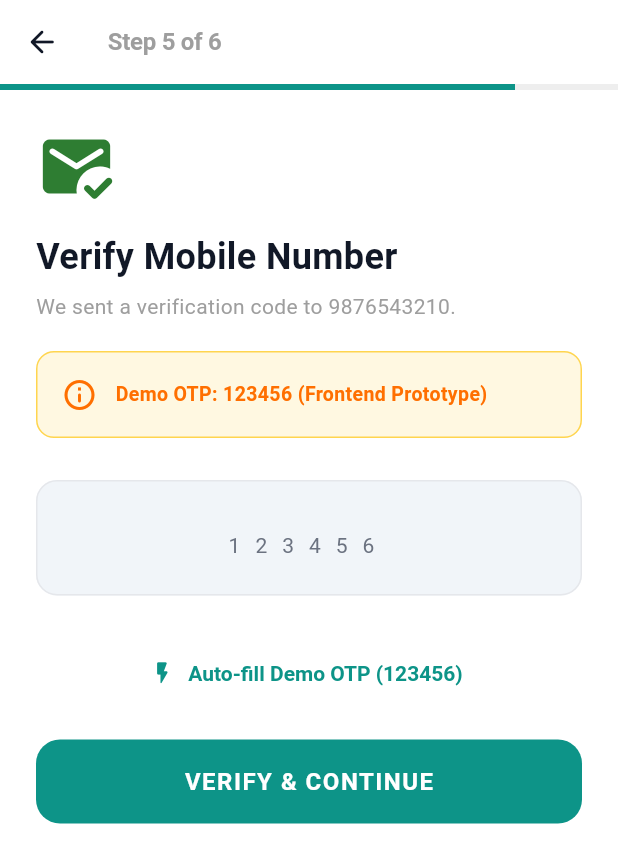
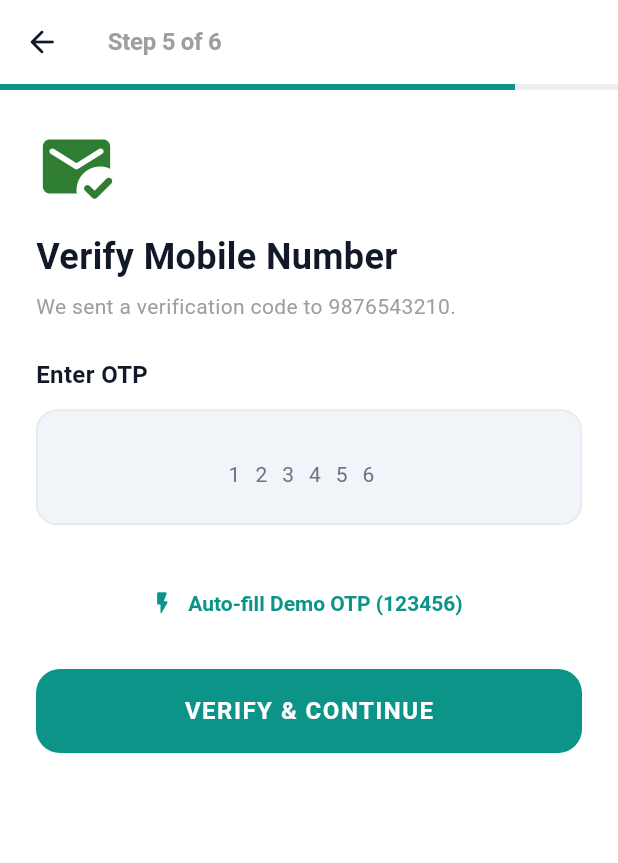
Before and after one commit to sanjay20062512/SMART-LIVESTOCK, a Flutter app: the RegistrationScreen screen opened directly with empty values, swiped to page 5, on a phone screen of 412 x 824 dp. Shown: the top 863 px of the screen. Run offline on Flutter 3.47's test engine with Material 3 defaults, Android fonts, the phone set to English and light mode, and no system bars; our stand-ins replace audioplayers, flutter_svg, geolocator, image_picker, shared_preferences, speech_to_text; missing offline and left inert: record; accounts and stored records are empty; network calls fail.

Commit message:
Change the demo otp to enter otp in farmer module

```diff
--- a/Farmer/flutter_app/assets/locales/en.json
+++ b/Farmer/flutter_app/assets/locales/en.json
@@ -83,7 +83,8 @@
   "comm_both": "Both Voice & Text",
   "create_farmer_profile": "CREATE FARMER PROFILE",
   "verify_mobile": "Verify Mobile Number",
-  "demo_otp_notice": "Demo OTP: 123456 (Frontend Prototype)",
+  "demo_otp_notice": "Enter OTP",
+  "enter_otp": "Enter OTP",
   "create_password_title": "Create Password",
   "create_account_btn": "Create Account",
   "account_created_success": "Account Created Successfully!",
--- a/Farmer/flutter_app/assets/locales/hi.json
+++ b/Farmer/flutter_app/assets/locales/hi.json
@@ -83,7 +83,8 @@
   "comm_both": "आवाज़ और संदेश दोनों",
   "create_farmer_profile": "किसान प्रोफ़ाइल बनाएं",
   "verify_mobile": "मोबाइल नंबर सत्यापित करें",
-  "demo_otp_notice": "डेमो ओटीपी: 123456 (प्रोटोटाइप)",
+  "demo_otp_notice": "ओटीपी दर्ज करें",
+  "enter_otp": "ओटीपी दर्ज करें",
   "create_password_title": "पासवर्ड बनाएं",
   "create_account_btn": "खाता बनाएं",
   "account_created_success": "खाता सफलतापूर्वक बन गया!",
--- a/Farmer/flutter_app/assets/locales/mr.json
+++ b/Farmer/flutter_app/assets/locales/mr.json
@@ -83,7 +83,8 @@
   "comm_both": "आवाज आणि संदेश दोन्ही",
   "create_farmer_profile": "शेतकरी प्रोफाइल तयार करा",
   "verify_mobile": "मोबाईल नंबर पडताळा",
-  "demo_otp_notice": "डेमो ओटीपी: 123456 (प्रोटोटाइप)",
+  "demo_otp_notice": "ओटीपी प्रविष्ट करा",
+  "enter_otp": "ओटीपी प्रविष्ट करा",
   "create_password_title": "पासवर्ड तयार करा",
   "create_account_btn": "खाते तयार करा",
   "account_created_success": "खाते यशस्वीरित्या तयार झाले!",
--- a/Farmer/flutter_app/lib/screens/registration_screen.dart
+++ b/Farmer/flutter_app/lib/screens/registration_screen.dart
@@ -937,30 +937,14 @@ class _RegistrationScreenState extends State<RegistrationScreen> {
             'We sent a verification code to ${_mobileCtrl.text.trim()}.',
             style: const TextStyle(color: Colors.grey),
           ),
-          const SizedBox(height: 20),
+          const SizedBox(height: 24),
 
-          // Prototype OTP Banner
-          Container(
-            padding: const EdgeInsets.all(16),
-            decoration: BoxDecoration(
-              color: Colors.amber.shade50,
-              borderRadius: BorderRadius.circular(12),
-              border: Border.all(color: Colors.amber.shade300),
-            ),
-            child: Row(
-              children: [
-                Icon(Icons.info_outline_rounded, color: Colors.amber.shade900),
-                const SizedBox(width: 12),
-                Expanded(
-                  child: Text(
-                    context.tr('demo_otp_notice'),
-                    style: TextStyle(fontSize: 13, fontWeight: FontWeight.bold, color: Colors.amber.shade900),
-                  ),
-                ),
-              ],
-            ),
+          // Enter OTP
+          Text(
+            context.tr('enter_otp'),
+            style: const TextStyle(fontSize: 16, fontWeight: FontWeight.bold),
           ),
-          const SizedBox(height: 28),
+          const SizedBox(height: 12),
 
           // OTP Input
           TextField(
--- a/Farmer/flutter_app/lib/services/localization_service.dart
+++ b/Farmer/flutter_app/lib/services/localization_service.dart
@@ -230,7 +230,8 @@ class LocalizationService extends ChangeNotifier {
       'comm_both': 'Both Voice & Text',
       'create_farmer_profile': 'CREATE FARMER PROFILE',
       'verify_mobile': 'Verify Mobile Number',
-      'demo_otp_notice': 'Demo OTP: 123456 (Frontend Prototype)',
+      'demo_otp_notice': 'Enter OTP',
+      'enter_otp': 'Enter OTP',
       'create_password_title': 'Create Password',
       'create_account_btn': 'Create Account',
       'account_created_success': 'Account Created Successfully!',
@@ -478,7 +479,8 @@ class LocalizationService extends ChangeNotifier {
       'comm_both': 'आवाज़ और संदेश दोनों',
       'create_farmer_profile': 'किसान प्रोफ़ाइल बनाएं',
       'verify_mobile': 'मोबाइल नंबर सत्यापित करें',
-      'demo_otp_notice': 'डेमो ओटीपी: 123456 (प्रोटोटाइप)',
+      'demo_otp_notice': 'ओटीपी दर्ज करें',
+      'enter_otp': 'ओटीपी दर्ज करें',
       'create_password_title': 'पासवर्ड बनाएं',
       'create_account_btn': 'खाता बनाएं',
       'account_created_success': 'खाता सफलतापूर्वक बन गया!',
@@ -714,7 +716,8 @@ class LocalizationService extends ChangeNotifier {
       'comm_both': 'आवाज आणि संदेश दोन्ही',
       'create_farmer_profile': 'शेतकरी प्रोफाइल तयार करा',
       'verify_mobile': 'मोबाईल नंबर पडताळा',
-      'demo_otp_notice': 'डेमो ओटीपी: 123456 (प्रोटोटाइप)',
+      'demo_otp_notice': 'ओटीपी प्रविष्ट करा',
+      'enter_otp': 'ओटीपी प्रविष्ट करा',
       'create_password_title': 'पासवर्ड तयार करा',
       'create_account_btn': 'खाते तयार करा',
       'account_created_success': 'खाते यशस्वीरित्या तयार झाले!',
```
